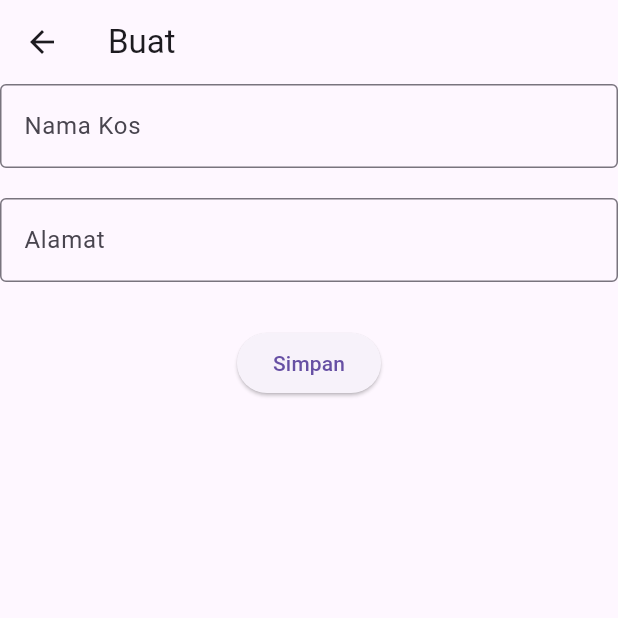
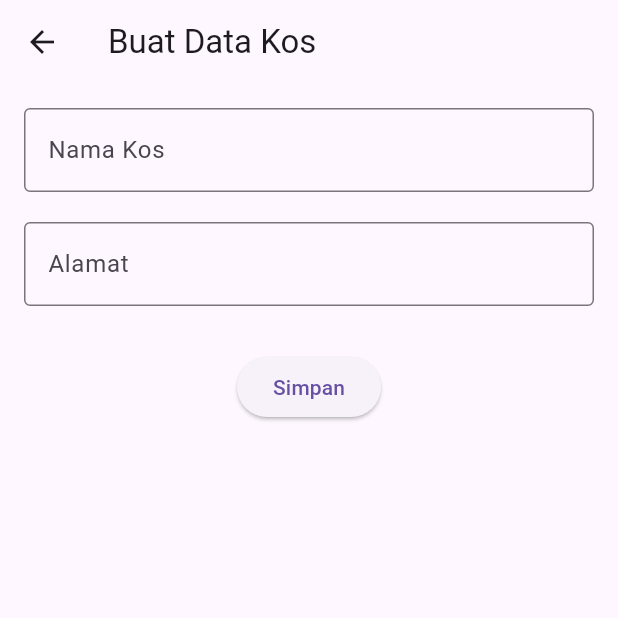
Before and after one commit to UlfiatulRosida/managekos, a Flutter app: the AddPage screen opened by its route, after a tap on the "add" icon, on a phone screen of 412 x 824 dp, the top half of it. Run offline on Flutter 3.47's test engine with Material 3 defaults, Android fonts, the phone set to English and light mode, and no system bars; our stand-ins replace supabase_flutter; accounts and stored records are empty.

Commit message:
delete succes

```diff
--- a/lib/pages/add_page.dart
+++ b/lib/pages/add_page.dart
@@ -1,6 +1,5 @@
 import 'package:flutter/material.dart';
 import 'package:supabase_flutter/supabase_flutter.dart';
-import 'package:managekos/pages/edit_page.dart';
 
 class Kos {
   final String id;
@@ -48,22 +47,55 @@ class _AddPageState extends State<AddPage> {
     });
   }
 
+  @override
+  void initState() {
+    super.initState();
+    _fetchData();
+  }
+
   Future<void> _addPage(BuildContext context, Kos? kos) async {
-    final result = await Navigator.push(
-        context,
-        MaterialPageRoute(
-          builder: (context) => const EditPage(),
-          settings: RouteSettings(arguments: kos),
-        ));
+    final result = await Navigator.pushNamed(context, '/edit', arguments: kos);
     if (result == true) {
       _fetchData();
     }
   }
 
-  @override
-  void initState() {
-    super.initState();
-    _fetchData();
+  Future<void> _delete(Kos kos) async {
+    final confirmed = await showDialog<bool>(
+      context: context,
+      builder: (context) => AlertDialog(
+        title: const Text('Hapus Data'),
+        content: const Text('Data yang dihapus tidak dapat dikembalikan'),
+        actions: [
+          TextButton(
+            onPressed: () => Navigator.pop(context, false),
+            child: const Text('Batal'),
+          ),
+          TextButton(
+            onPressed: () => Navigator.pop(context, true),
+            child: const Text('Hapus', style: TextStyle(color: Colors.red)),
+          ),
+        ],
+      ),
+    );
+
+    if (confirmed == true) {
+      final supabase = Supabase.instance.client;
+      try {
+        await supabase.from('DataKos').delete().eq('id', kos.id);
+
+        if (!mounted) return;
+        ScaffoldMessenger.of(context).showSnackBar(
+          const SnackBar(content: Text('Data berhasil dihapus')),
+        );
+        Navigator.pop(context, 'OK');
+      } catch (e) {
+        if (!mounted) return;
+        ScaffoldMessenger.of(context).showSnackBar(
+          SnackBar(content: Text('Gagal menghapus data: $e')),
+        );
+      }
+    }
   }
 
   @override
@@ -97,15 +129,23 @@ class _AddPageState extends State<AddPage> {
                 child: ListTile(
                   title: Text(kos.nama),
                   subtitle: Text(kos.alamat),
-                    trailing: IconButton(
+                  trailing: Row(
+                    mainAxisSize: MainAxisSize.min,
+                    children: [
+                      IconButton(
                         icon: const Icon(Icons.edit, color: Colors.blue),
-                      onPressed: () {
-                        _addPage(context, kos);
-                      },
+                        onPressed: () => _addPage(context, kos),
+                      ),
+                      IconButton(
+                        icon: const Icon(Icons.delete, color: Colors.red),
+                        onPressed: () => _delete(kos),
+                      ),
+                    ],
                   ),
                 ),
               );
-              });
+            },
+          );
         },
       ),
     );
--- a/lib/pages/edit_page.dart
+++ b/lib/pages/edit_page.dart
@@ -103,7 +103,7 @@ class _EditPageState extends State<EditPage> {
         ScaffoldMessenger.of(context).showSnackBar(
           const SnackBar(content: Text('Data Berhasil Dihapus')),
         );
-        Navigator.pop(context, 'OK');
+        Navigator.pop<String>(context, 'OK');
       } catch (e) {
         if (!mounted) return;
         ScaffoldMessenger.of(context).showSnackBar(
@@ -117,14 +117,17 @@ class _EditPageState extends State<EditPage> {
   Widget build(BuildContext context) {
     return Scaffold(
       appBar: AppBar(
-        title: Text((data != null) ? 'Edit' : 'Buat'),
+        title: Text("${(data != null) ? 'Edit' : 'Buat'} Data Kos"),
         actions: (data != null)
             ? [
-                IconButton(icon: const Icon(Icons.delete), onPressed: delete),
+                IconButton(
+                    icon: const Icon(Icons.delete_outline, color: Colors.red),
+                    onPressed: delete),
               ]
             : [],
       ),
-      body: Form(
+      body: Padding(
+        padding: const EdgeInsets.all(16.0),
         key: _formKey,
         child: Column(
           children: [
```
Lines whose indentation alone changed are shown as unchanged.
